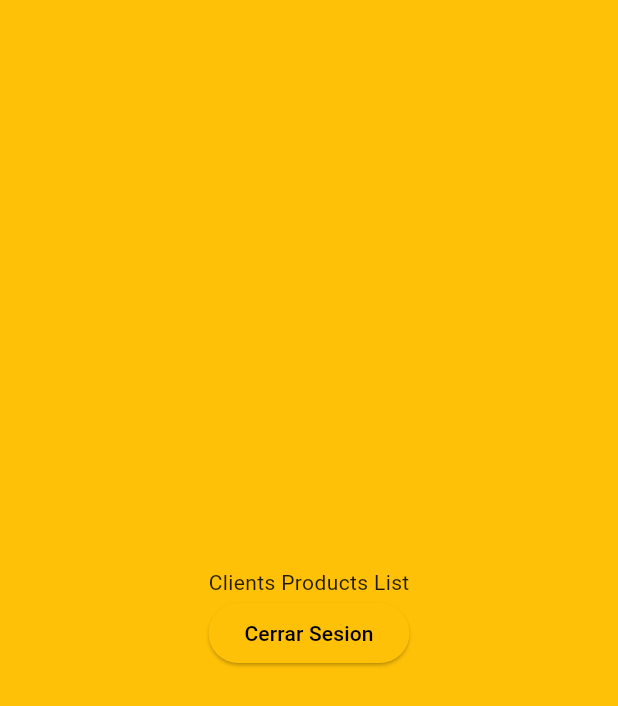
After one commit to omarSuarezRodriguez/delivery_app_final, a Flutter app: the ClientProductsListPage screen opened by its route, on a phone screen of 412 x 824 dp. The commit adds this screen. Shown: the top 706 px of the screen. Run offline on Flutter 3.47's test engine with Material 3 defaults, Android fonts, the light colour scheme and no system bars; our stand-ins replace get, get_storage, image_picker, sn_progress_dialog; accounts and stored records are empty.

Commit message:
1.42 finished

```diff
--- a/lib/main.dart
+++ b/lib/main.dart
@@ -1,6 +1,9 @@
 import 'package:delivery_app_final/src/models/user.dart';
+import 'package:delivery_app_final/src/pages/client/products/list/client_products_list_page.dart';
+import 'package:delivery_app_final/src/pages/delivery/orders/list/delivery_orders_list_page.dart';
 import 'package:delivery_app_final/src/pages/home/home_page.dart';
 import 'package:delivery_app_final/src/pages/login/login_page.dart';
+import 'package:delivery_app_final/src/pages/restaurant/orders/list/restaurant_orders_list_page.dart';
 import 'package:delivery_app_final/src/pages/roles/roles_page.dart';
 import 'package:flutter/material.dart';
 import 'package:get/get.dart';
@@ -34,12 +37,25 @@ class _MyAppState extends State<MyApp> {
     return GetMaterialApp(
       debugShowCheckedModeBanner: false,
       title: 'Delivery Udemy',
-      initialRoute: userSession.id != null ? '/home' : '/',
+      initialRoute: userSession.id != null
+          ? userSession.roles!.length > 1
+              ? '/roles'
+              : '/client/products/list'
+          : '/',
       getPages: [
         GetPage(name: '/', page: () => LoginPage()),
         GetPage(name: '/register', page: () => RegisterPage()),
         GetPage(name: '/home', page: () => HomePage()),
         GetPage(name: '/roles', page: () => RolesPage()),
+        GetPage(
+            name: '/restaurant/orders/list',
+            page: () => RestaurantOrdersListPage()),
+        GetPage(
+            name: '/delivery/orders/list',
+            page: () => DeliveryOrdersListPage()),
+        GetPage(
+            name: '/client/products/list',
+            page: () => ClientProductsListPage()),
       ],
       theme: ThemeData(
         primaryColor: Colors.amber,
--- /dev/null
+++ b/lib/src/pages/client/products/list/client_products_list_controller.dart
@@ -0,0 +1,10 @@
+import 'package:get/get.dart';
+import 'package:get_storage/get_storage.dart';
+
+class ClientsProductsListController extends GetxController {
+  void signOut() {
+    GetStorage().remove('user');
+    // Elimina el historial de pantallas
+    Get.offNamedUntil('/', (route) => false);
+  }
+}
--- /dev/null
+++ b/lib/src/pages/client/products/list/client_products_list_page.dart
@@ -0,0 +1,31 @@
+import 'package:delivery_app_final/src/pages/client/products/list/client_products_list_controller.dart';
+import 'package:flutter/material.dart';
+import 'package:get/get.dart';
+
+class ClientProductsListPage extends StatelessWidget {
+  ClientsProductsListController controlador =
+      Get.put(ClientsProductsListController());
+
+  @override
+  Widget build(BuildContext context) {
+    return Scaffold(
+      body: Center(
+        child: Column(
+          mainAxisAlignment: MainAxisAlignment.center,
+          children: [
+            Text('Clients Products List'),
+            ElevatedButton(
+              onPressed: () => controlador.signOut(),
+              child: Text(
+                'Cerrar Sesion',
+                style: TextStyle(
+                  color: Colors.black,
+                ),
+              ),
+            ),
+          ],
+        ),
+      ),
+    );
+  }
+}
--- /dev/null
+++ b/lib/src/pages/delivery/orders/list/delivery_orders_list_controller.dart
@@ -0,0 +1,3 @@
+import 'package:get/get.dart';
+
+class DeliveryOrdersListController extends GetxController {}
--- a/lib/src/pages/register/register_controller.dart
+++ b/lib/src/pages/register/register_controller.dart
@@ -63,7 +63,7 @@ class RegisterController extends GetxController {
   }
 
   void goToHomePage() {
-    Get.offNamedUntil('/home', (route) => false);
+    Get.offNamedUntil('/client/products/list', (route) => false);
   }
 
   bool isValidForm(String email, String name, String lastname, String phone,
--- /dev/null
+++ b/lib/src/pages/restaurant/orders/list/restaurant_orders_list_controller.dart
@@ -0,0 +1,3 @@
+import 'package:get/get.dart';
+
+class RestaurantOrdersListController extends GetxController {}
--- a/lib/src/pages/roles/roles_controller.dart
+++ b/lib/src/pages/roles/roles_controller.dart
@@ -1,7 +1,12 @@
+import 'package:delivery_app_final/src/models/rol.dart';
 import 'package:delivery_app_final/src/models/user.dart';
 import 'package:get/get.dart';
 import 'package:get_storage/get_storage.dart';
 
 class RolesController extends GetxController {
   User user = User.fromJson(GetStorage().read('user') ?? {});
+
+  void goToPage(Rol rol) {
+    Get.offNamedUntil(rol.route ?? '', (route) => false);
+  }
 }
```
Also changed, not shown: lib/src/pages/delivery/orders/list/delivery_orders_list_page.dart (added, +17 -0 lines), lib/src/pages/login/login_controller.dart (+18 -5 lines), lib/src/pages/restaurant/orders/list/restaurant_orders_list_page.dart (added, +17 -0 lines), lib/src/pages/roles/roles_page.dart (+7 -4 lines).
